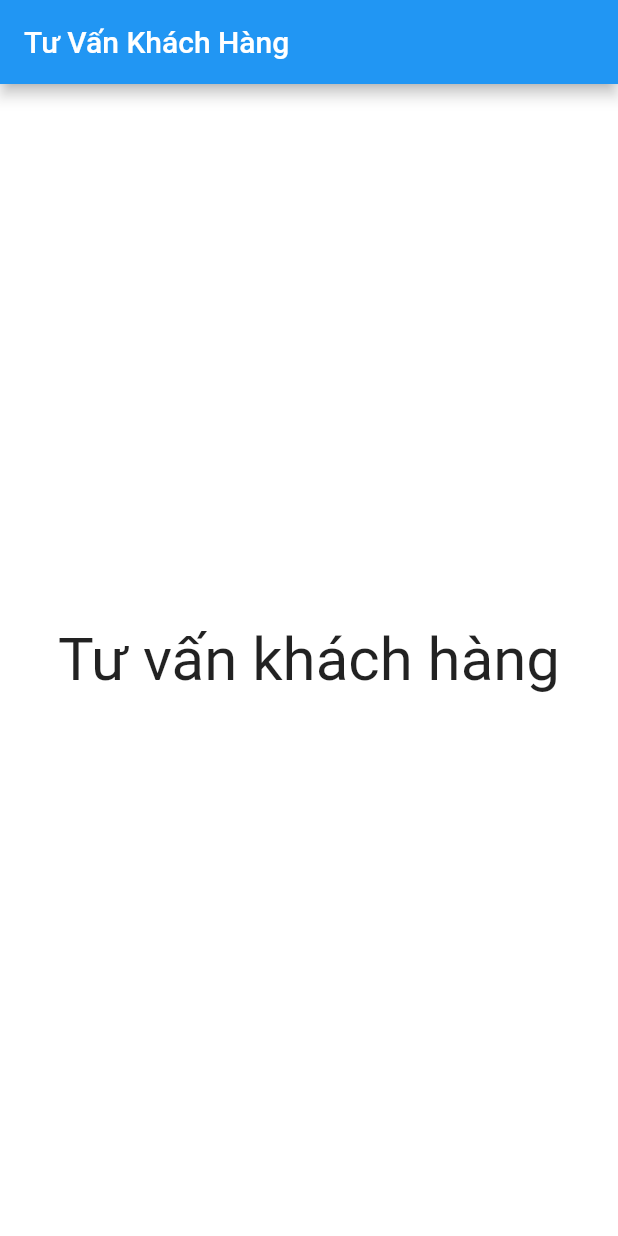
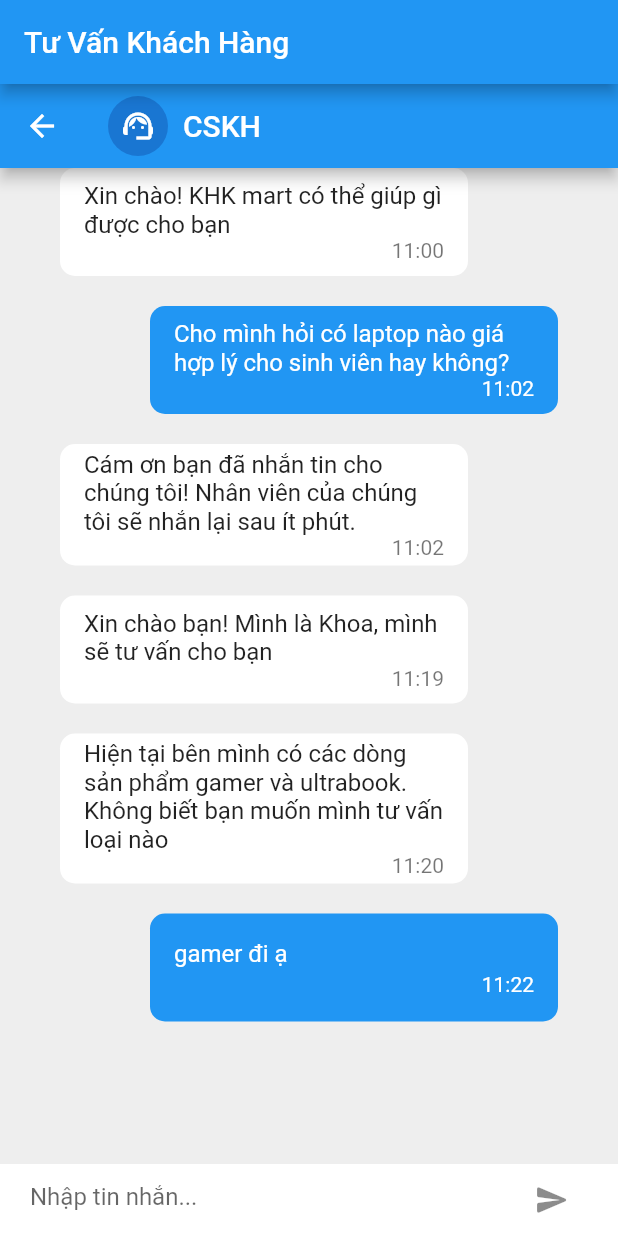
Before and after one commit to vodangkhoa2001/app_ban_laptop, a Flutter app: the Chat screen opened directly, on a phone screen of 412 x 824 dp. Run offline on Flutter 3.47's test engine with Material 2 defaults, Android fonts, the phone set to English and light mode, and no system bars; our stand-ins replace carousel_slider, flutter_secure_storage, get, page_transition, smooth_page_indicator; accounts and stored records are empty; network calls fail; project files that could hold a hidden picture were left out.

Commit message:
add UI chatscreen

```diff
--- a/lib/base_url.dart
+++ b/lib/base_url.dart
@@ -6,6 +6,10 @@ const baseUrl = 'http://localhost:8000/api/';
 const imgProductUrl = 'http://localhost:8000/images/product/';
 const imgUserUrl = 'http://localhost:8000/images/user/';
 
+// const baseUrl = 'http://192.168.173.206:8000/api/';
+// const imgProductUrl = 'http://192.168.173.206:8000/images/product/';
+// const imgUserUrl = 'http://192.168.173.206:8000/images/user/';
+
 //----------Product
 const productUrl = baseUrl + 'products/all';
 const newProductUrl = productUrl + 'new/all';
--- a/lib/main.dart
+++ b/lib/main.dart
@@ -31,6 +31,7 @@
       child: MaterialApp(
         title: 'Flutter Demo',
         home: id==null? LoadingScreen():LoadingScreenHome(),
+        // home: Login_SignUp(),
         theme: ThemeData(scaffoldBackgroundColor: const Color(0xFFFFFFFF)),
         debugShowCheckedModeBanner: false,
       ),
--- a/lib/models/account/account.dart
+++ b/lib/models/account/account.dart
@@ -1,7 +1,6 @@
 class UserAccount {
   final String id;
   final String username;
-  final String password;
   final String fullName;
   final String avatar;
   final String phone;
@@ -14,7 +13,6 @@ class UserAccount {
       {
       required this.id,
       required this.fullName,
-      required this.password,
       required this.username,
       required this.avatar,
       required this.phone,
@@ -29,7 +27,6 @@ class UserAccount {
     : id = json['id'],
     fullName = json['fullName'],
     username = json['username'],
-    password = json['password'],
     avatar = json['avatar'],
     phone = json['phone'],
     email = json['email'],
@@ -43,7 +40,6 @@ class UserAccount {
     data['id'] = id;
     data['fullName'] = fullName;
     data['username'] = username;
-    data['password'] = password;
     data['avatar'] = avatar;
     data['phone'] = phone;
     data['email'] = email;
--- a/lib/routes/product/provider/account_provider.dart
+++ b/lib/routes/product/provider/account_provider.dart
@@ -17,6 +17,6 @@ class AccountProvider {
     dynamic data = await readJsonData();
     //Chuyển data sang danh sách UserAccount
     // lstResult = data.map((e) => UserAccount.fromJson(e));
-    return UserAccount(id: data['id'], fullName: data['fullName'], password: data['password'], username: data['username'], avatar: data['avatar'], phone: data['phone'], email: data['email'], address: data['address'],account_type: data['account_type'],status: data['status']);
+    return UserAccount(id: data['id'], fullName: data['fullName'], username: data['username'], avatar: data['avatar'], phone: data['phone'], email: data['email'], address: data['address'],account_type: data['account_type'],status: data['status']);
   }
 }
--- a/lib/screens/chat.dart
+++ b/lib/screens/chat.dart
@@ -1,4 +1,5 @@
 import 'package:flutter/material.dart';
+import 'package:ban_laptop/screens/chat/components/chat_screen.dart';
 
 class Chat extends StatefulWidget {
   const Chat({Key? key}) : super(key: key);
@@ -15,12 +16,8 @@ class _ChatState extends State<Chat> {
         title: const Text('Tư Vấn Khách Hàng'),
         automaticallyImplyLeading: false,
       ),
-      body: const Center(
-        child: Text(
-          'Tư vấn khách hàng',
-          style: TextStyle(fontSize: 40),
-        ),
-      ),
+      body:
+        ChatScreen(),
     );
   }
 }
--- /dev/null
+++ b/lib/screens/chat/components/chat_screen.dart
@@ -0,0 +1,100 @@
+// ignore_for_file: prefer_const_constructors, prefer_const_literals_to_create_immutables
+
+import 'package:flutter/material.dart';
+
+class ChatScreen extends StatefulWidget {
+  const ChatScreen({Key? key}) : super(key: key);
+
+  @override
+  _ChatScreenState createState() => _ChatScreenState();
+}
+
+class _ChatScreenState extends State<ChatScreen> {
+  Widget admin(String mess, var time) => Container(
+        margin: EdgeInsets.only(left: 40, right: 100, bottom: 20),
+        decoration: BoxDecoration(
+          color: Colors.white,
+          borderRadius: BorderRadius.all(Radius.circular(10)),
+        ),
+        child: ListTile(
+          title: Text(
+            mess,
+          ),
+          subtitle: Row(
+            mainAxisAlignment: MainAxisAlignment.end,
+            children: [Text(time)],
+          ),
+        ),
+      );
+
+  Widget user(String mess, var time) => Container(
+        margin: EdgeInsets.only(left: 100, right: 40, bottom: 20),
+        decoration: BoxDecoration(
+          color: Colors.blue,
+          borderRadius: BorderRadius.all(Radius.circular(10)),
+        ),
+        child: ListTile(
+          title: Text(
+            mess,
+            style: TextStyle(color: Colors.white),
+          ),
+          subtitle: Row(
+            mainAxisAlignment: MainAxisAlignment.end,
+            children: [
+              Text(
+                time,
+                style: TextStyle(color: Colors.white),
+              )
+            ],
+          ),
+        ),
+      );
+
+  @override
+  Widget build(BuildContext context) {
+    return Scaffold(
+        appBar: AppBar(
+            title: Row(children: [
+          CircleAvatar(
+            child: Icon(Icons.support_agent_outlined),
+          ),
+          SizedBox(
+            width: 10,
+          ),
+          Text('CSKH'),
+        ])),
+        body: Container(
+          color: Colors.grey[200],
+          child: ListView(children: [
+            admin('Xin chào! KHK mart có thể giúp gì được cho bạn', '11:00'),
+            user(
+                'Cho mình hỏi có laptop nào giá hợp lý cho sinh viên hay không?',
+                '11:02'),
+            admin(
+                'Cám ơn bạn đã nhắn tin cho chúng tôi! Nhân viên của chúng tôi sẽ nhắn lại sau ít phút.',
+                '11:02'),
+            admin(
+                'Xin chào bạn! Mình là Khoa, mình sẽ tư vấn cho bạn', '11:19'),
+            admin(
+                'Hiện tại bên mình có các dòng sản phẩm gamer và ultrabook. Không biết bạn muốn mình tư vấn loại nào',
+                '11:20'),
+            user('gamer đi ạ', '11:22'),
+          ]),
+        ),
+        bottomNavigationBar: Padding(
+          padding: const EdgeInsets.symmetric(horizontal: 20),
+          child: TextField(
+
+            decoration: InputDecoration(
+              border: InputBorder.none,
+              hintText: 'Nhập tin nhắn...',
+              suffixIcon: InkWell(
+                onTap: (){},
+                child: Icon(Icons.send_rounded),
+              )
+            ),
+          ),
+        )
+         );
+  }
+}
```
Also changed, not shown: lib/routes/account/password_setting.dart (+139 -31 lines), lib/routes/product/shoppingbag_screen.dart (+1 -15 lines), lib/services/api.dart (+35 -18 lines), 1 other file.
